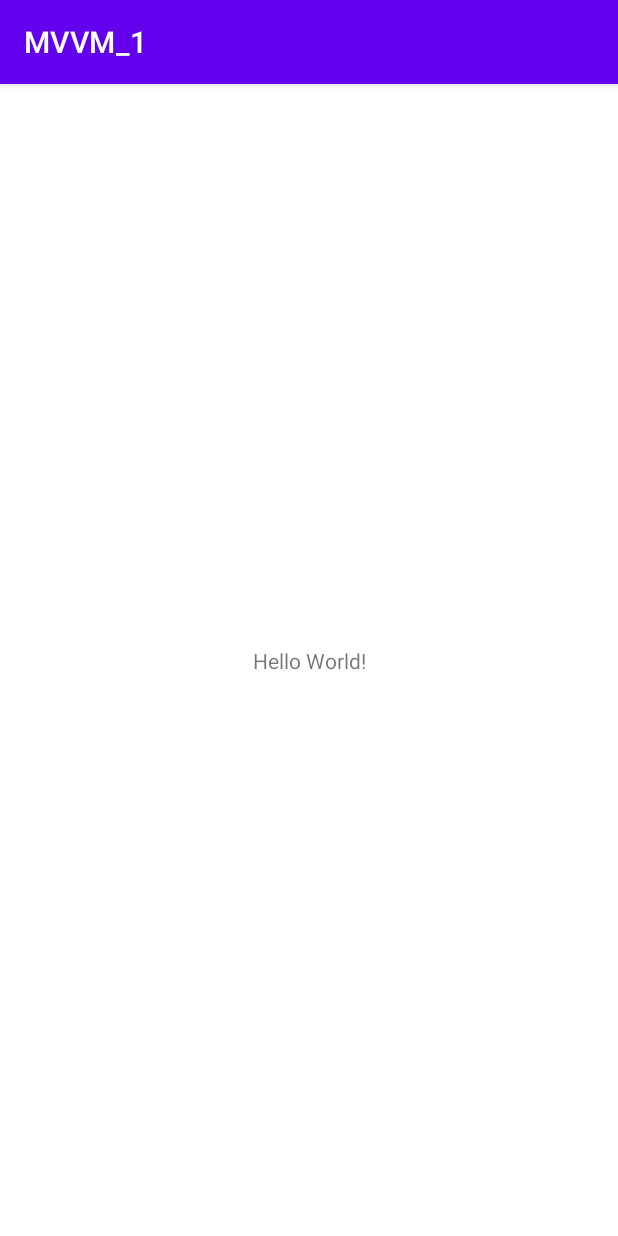
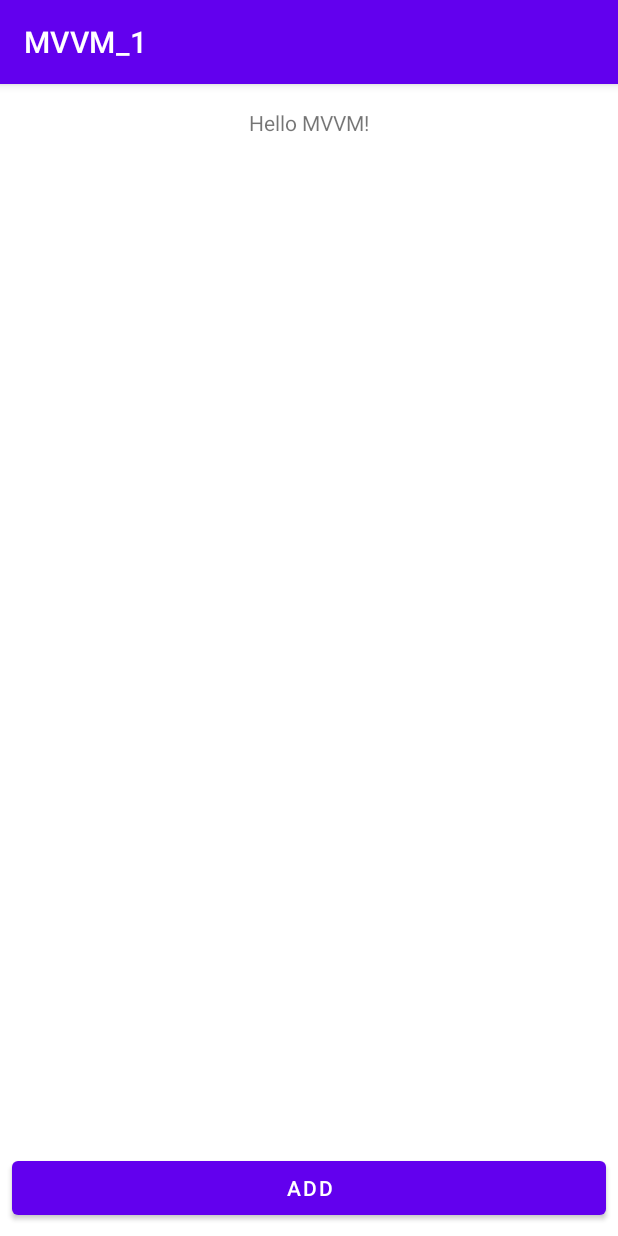
Before and after one commit to ssonghyun101/MVVM, an Android app: the screen it shows after launch (MainActivity), on a phone screen of 412 x 824 dp. Run offline under Robolectric (Android 15) with nearby library versions, the phone set to English and light mode, and no system bars; our stand-ins replace Room's generated code.

Commit message:
mvvm 예제 구현 완료

```diff
--- a/app/src/main/AndroidManifest.xml
+++ b/app/src/main/AndroidManifest.xml
@@ -1,5 +1,6 @@
 <?xml version="1.0" encoding="utf-8"?>
 <manifest xmlns:android="http://schemas.android.com/apk/res/android"
+    xmlns:tools="http://schemas.android.com/tools"
     package="com.example.mvvm_1">
 
     <application
@@ -9,6 +10,7 @@
         android:roundIcon="@mipmap/ic_launcher_round"
         android:supportsRtl="true"
         android:theme="@style/Theme.MVVM_1">
+        <activity android:name=".AddActivity"></activity>
         <activity android:name=".MainActivity">
             <intent-filter>
                 <action android:name="android.intent.action.MAIN" />
--- /dev/null
+++ b/app/src/main/java/com/example/mvvm_1/ContactAdapter.kt
@@ -0,0 +1,69 @@
+package com.example.mvvm_1
+
+import android.view.LayoutInflater
+import android.view.ViewGroup
+import androidx.annotation.NonNull
+import androidx.recyclerview.widget.RecyclerView
+import com.example.mvvm_1.databinding.ItemContactBinding
+
+class ContactAdapter(val contactItemClick: (Contact) -> Unit, val contactItemLongClick: (Contact) -> Unit )
+    : RecyclerView.Adapter<ContactAdapter.ViewHolder>(){
+
+        private var contacts : List<Contact> = listOf()
+
+    override fun onCreateViewHolder(parent: ViewGroup, viewType: Int): ContactAdapter.ViewHolder {
+
+       val binding = ItemContactBinding.inflate(
+           LayoutInflater.from(parent.context),
+           parent,
+           false
+       )
+        return ViewHolder(binding)
+
+    }
+
+    override fun getItemCount(): Int {
+        return contacts.size
+    }
+
+    override fun onBindViewHolder(holder: ViewHolder, position: Int) {
+
+        holder.onBind(contacts[position])
+    }
+
+    inner class ViewHolder(
+        private val binding: ItemContactBinding
+    ) : RecyclerView.ViewHolder(binding.root){
+        fun onBind(contact : Contact)
+        {
+
+            binding.itemTvInitial.text = contact.initial.toString()
+            binding.itemTvName.text = contact.name
+            binding.itemTvNumber.text = contact.number
+
+            itemView.setOnClickListener {
+                contactItemClick(contact)
+                true
+            }
+
+            itemView.setOnLongClickListener {
+
+                contactItemLongClick(contact)
+                true
+
+            }
+
+
+
+        }
+    }
+
+    fun setContacts(contacts : List<Contact>) {
+        this.contacts = contacts
+        notifyDataSetChanged()
+    }
+
+
+
+
+}
--- /dev/null
+++ b/app/src/main/java/com/example/mvvm_1/ContactDao.kt
@@ -0,0 +1,23 @@
+@file:Suppress("AndroidUnresolvedRoomSqlReference")
+
+package com.example.mvvm_1
+
+import androidx.lifecycle.LiveData
+import androidx.room.*
+
+@Dao
+
+interface ContactDao {
+    annotation class Dao
+
+
+    @Query("SELECT * FROM contact ORDER BY name ASC")
+    fun getAll() : LiveData<List<Contact>>
+
+
+    @Insert(onConflict = OnConflictStrategy.REPLACE)
+    fun insert(contact: Contact)
+
+    @Delete
+    fun delete(contact: Contact)
+}
--- /dev/null
+++ b/app/src/main/java/com/example/mvvm_1/ContactDatabase.kt
@@ -0,0 +1,37 @@
+package com.example.mvvm_1
+
+import android.content.Context
+import androidx.room.Database
+import androidx.room.Room
+import androidx.room.RoomDatabase
+import kotlinx.coroutines.InternalCoroutinesApi
+import kotlinx.coroutines.internal.synchronized
+
+@Database(entities = [Contact::class],version = 1)
+abstract class ContactDatabase : RoomDatabase() {
+
+    abstract fun contactDao() : ContactDao
+
+    companion object{
+
+        private var INSTANCE : ContactDatabase? = null
+        @InternalCoroutinesApi
+        fun getInstance(context : Context) : ContactDatabase? {
+
+            if(INSTANCE == null){
+
+                synchronized(ContactDatabase::class){
+                    INSTANCE = Room.databaseBuilder(context.applicationContext,
+                        ContactDatabase::class.java, "contact")
+                        .fallbackToDestructiveMigration()
+                        .build()
+
+
+
+                }
+            }
+            return INSTANCE
+
+        }
+    }
+}
--- /dev/null
+++ b/app/src/main/java/com/example/mvvm_1/ContactRepository.kt
@@ -0,0 +1,39 @@
+package com.example.mvvm_1
+
+import android.app.Application
+import androidx.lifecycle.LiveData
+import kotlinx.coroutines.InternalCoroutinesApi
+import java.lang.Exception
+
+@InternalCoroutinesApi
+class ContactRepository(application: Application) {
+
+    @InternalCoroutinesApi
+    private val contactDatabase = ContactDatabase.getInstance(application)!!
+    private val contactDao : ContactDao = contactDatabase.contactDao()
+    private val contacts : LiveData<List<Contact>> = contactDao.getAll()
+
+    fun getAll() : LiveData<List<Contact>> {
+        return contacts
+    }
+
+    fun insert(contact: Contact){
+        try {
+            val thread = Thread(Runnable {
+
+                contactDao.insert(contact) })
+            thread.start()
+        } catch (e: Exception) {}
+
+    }
+
+    fun delete(contact: Contact) {
+        try {
+            val thread = Thread(Runnable {
+                contactDao.delete(contact)
+            })
+            thread.start()
+        } catch (e : Exception) { }
+    }
+
+}
--- /dev/null
+++ b/app/src/main/java/com/example/mvvm_1/ContactViewModel.kt
@@ -0,0 +1,32 @@
+package com.example.mvvm_1
+
+import android.app.Application
+import androidx.lifecycle.AndroidViewModel
+import androidx.lifecycle.LiveData
+import kotlinx.coroutines.InternalCoroutinesApi
+
+class ContactViewModel(application: Application) : AndroidViewModel(application) {
+
+    @InternalCoroutinesApi
+    private val repository = ContactRepository(application)
+    @InternalCoroutinesApi
+    private val contacts = repository.getAll()
+
+    @InternalCoroutinesApi
+    fun getAll() : LiveData<List<Contact>> {
+        return this.contacts
+    }
+
+    @InternalCoroutinesApi
+    fun insert(contact: Contact) {
+        repository.insert(contact)
+    }
+
+    @InternalCoroutinesApi
+    fun delete(contact: Contact) {
+
+        repository.delete(contact)
+    }
+
+
+}
--- a/app/src/main/java/com/example/mvvm_1/MainActivity.kt
+++ b/app/src/main/java/com/example/mvvm_1/MainActivity.kt
@@ -1,11 +1,76 @@
 package com.example.mvvm_1
 
+import android.content.Intent
 import androidx.appcompat.app.AppCompatActivity
 import android.os.Bundle
+import android.util.Property.of
+import androidx.appcompat.app.AlertDialog
+import androidx.lifecycle.Observer
+import androidx.lifecycle.ViewModelProvider
+import androidx.recyclerview.widget.LinearLayoutManager
+import com.example.mvvm_1.databinding.ActivityMainBinding
+import kotlinx.coroutines.InternalCoroutinesApi
+import java.time.format.DecimalStyle.of
+import java.time.temporal.WeekFields.of
+import java.util.EnumSet.of
+import java.util.List.of
+import java.util.Map.of
+import java.util.Optional.of
+import java.util.stream.Stream.of
 
 class MainActivity : AppCompatActivity() {
+    private lateinit var binding: ActivityMainBinding
+    private lateinit var contactViewModel: ContactViewModel
+
+    @InternalCoroutinesApi
     override fun onCreate(savedInstanceState: Bundle?) {
         super.onCreate(savedInstanceState)
-        setContentView(R.layout.activity_main)
+        binding = ActivityMainBinding.inflate(layoutInflater)
+        setContentView(binding.root)
+
+
+
+
+        val adapter = ContactAdapter({contact ->
+            val intent = Intent(this,AddActivity::class.java)
+            intent.putExtra(AddActivity.EXTAR_CONTACT_NAME,contact.name)
+            intent.putExtra(AddActivity.EXTRA_CONTACT_NUMBER,contact.number)
+            intent.putExtra(AddActivity.EXTRA_CONTACT_ID,contact.id)
+            startActivity(intent)
+        }, { contact ->
+            deleteDialog(contact)
+        })
+
+
+
+        val lm = LinearLayoutManager(this)
+        binding.mainRecycleview.adapter = adapter
+        binding.mainRecycleview.layoutManager = lm
+        binding.mainRecycleview.setHasFixedSize(true)
+
+
+        contactViewModel = ViewModelProvider(this, defaultViewModelProviderFactory).get(ContactViewModel::class.java)
+        contactViewModel.getAll().observe(this, Observer<List<Contact>> { contract ->
+            adapter.setContacts(contract!!)
+
+        })
+
+        binding.mainButton.setOnClickListener {
+            val intent = Intent(this, AddActivity::class.java)
+            startActivity(intent)
+
+
+        }
+    }
+
+    @InternalCoroutinesApi
+    private fun deleteDialog(contact: Contact){
+        val builder = AlertDialog.Builder(this)
+        builder.setMessage("삭제할거냐?")
+            .setNegativeButton("No") { _, _ -> }
+            .setPositiveButton("YES") {_, _ ->
+                contactViewModel.delete(contact)
+            }
+        builder.show()
     }
 }
--- a/app/src/main/res/layout/activity_main.xml
+++ b/app/src/main/res/layout/activity_main.xml
@@ -9,10 +9,38 @@
     <TextView
         android:layout_width="wrap_content"
         android:layout_height="wrap_content"
-        android:text="Hello World!"
-        app:layout_constraintBottom_toBottomOf="parent"
+        android:text="Hello MVVM!"
         app:layout_constraintLeft_toLeftOf="parent"
         app:layout_constraintRight_toRightOf="parent"
-        app:layout_constraintTop_toTopOf="parent" />
+        app:layout_constraintTop_toTopOf="parent"
+        android:layout_marginTop="16dp"
+        android:id="@+id/textview"/>
+
+    <androidx.recyclerview.widget.RecyclerView
+        android:layout_width="0dp"
+        android:layout_height="0dp"
+        android:layout_marginTop="16dp"
+        app:layout_constraintTop_toBottomOf="@+id/textview"
+        app:layout_constraintEnd_toEndOf="parent"
+        app:layout_constraintStart_toStartOf="parent"
+        android:id="@+id/main_recycleview"
+        tools:listitem="@layout/item_contact"
+        app:layout_constraintBottom_toTopOf="@+id/main_button"/>
+
+    <Button
+        android:text="Add"
+        android:layout_width="0dp"
+        android:layout_height="wrap_content"
+        android:id="@+id/main_button"
+        android:layout_marginBottom="8dp"
+        app:layout_constraintBottom_toBottomOf="parent"
+        app:layout_constraintStart_toStartOf="parent"
+        app:layout_constraintHorizontal_bias="0.5"
+        app:layout_constraintEnd_toEndOf="parent"
+        android:layout_marginStart="8dp"
+        android:layout_marginEnd="8dp"/>
+
+
+
 
 </androidx.constraintlayout.widget.ConstraintLayout>
--- a/gradle.properties
+++ b/gradle.properties
@@ -17,3 +17,4 @@ org.gradle.jvmargs=-Xmx2048m -Dfile.encoding=UTF-8
 android.useAndroidX=true
 # Kotlin code style for this project: "official" or "obsolete":
 kotlin.code.style=official
+android.enableJetifier=true
```
Also changed, not shown: app/build.gradle (+31 -0 lines), app/src/main/java/com/example/mvvm_1/AddActivity.kt (added, +59 -0 lines), app/src/main/java/com/example/mvvm_1/Contact.kt (added, +24 -0 lines), app/src/main/res/layout/activity_add.xml (added, +67 -0 lines), app/src/main/res/layout/item_contact.xml (added, +54 -0 lines).
